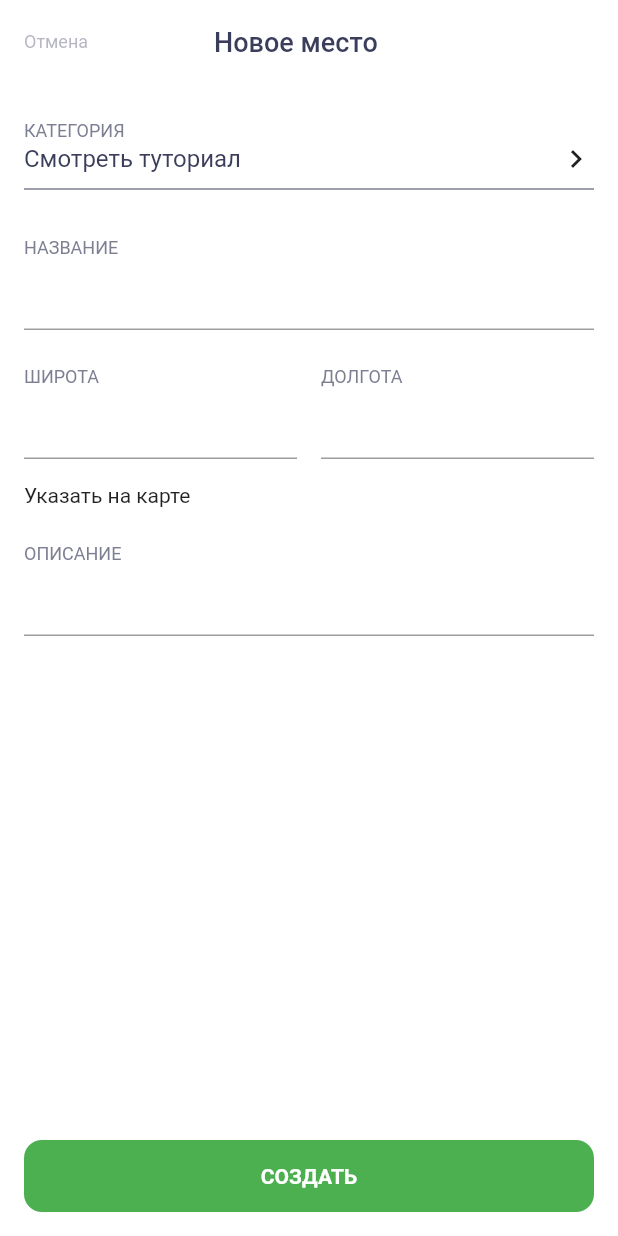
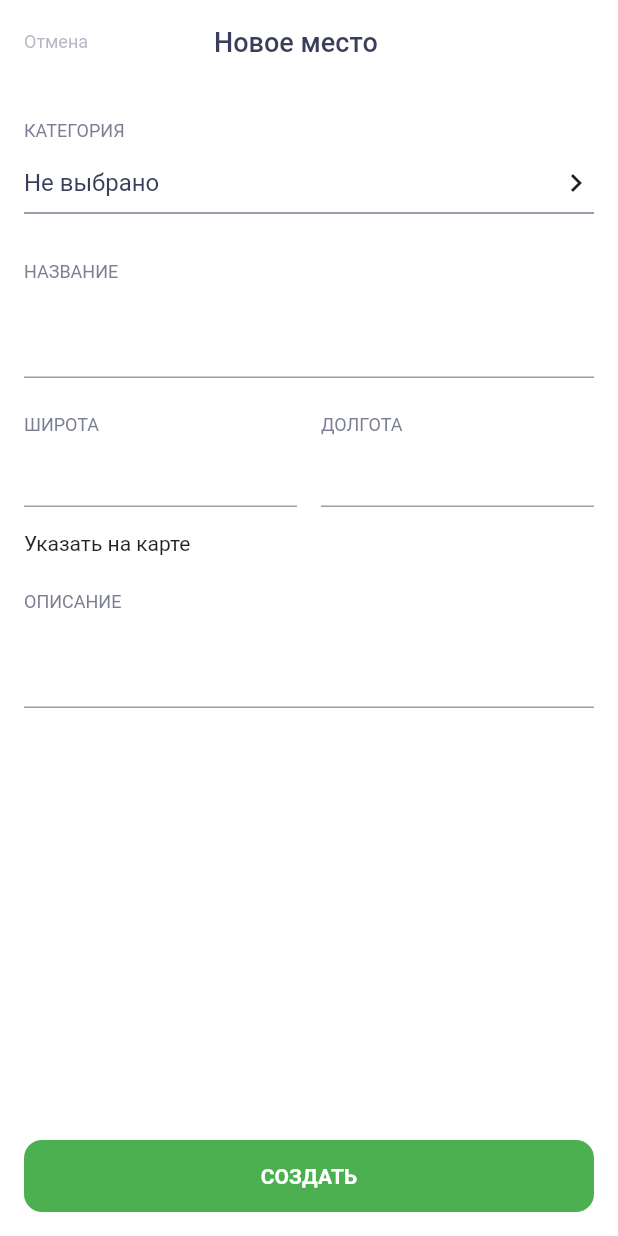
Before and after one commit to vlkonoshenko/surf-flutter-course-konoshenko, a Flutter app: the AddSightScreen screen opened by its route, on a phone screen of 412 x 824 dp. Run offline on Flutter 3.47's test engine with Material 2 defaults, Android fonts, the light colour scheme and no system bars; our stand-ins replace flutter_svg; network calls fail.

Commit message:
task: add select category screen

```diff
--- a/places/lib/main.dart
+++ b/places/lib/main.dart
@@ -5,6 +5,7 @@ import 'package:places/ui/screen/home_screen.dart';
 import 'package:places/ui/screen/sight_details_screen.dart';
 
 import 'res/themes.dart';
+import 'ui/screen/select_category_screen.dart';
 
 void main() {
   runApp(App());
@@ -34,6 +35,7 @@ class _AppState extends State<App> {
         SightDetailsScreen.routeName: (context) => SightDetailsScreen(),
         FilterScreen.routeName: (context) => FilterScreen(),
         AddSightScreen.routeName: (context) => AddSightScreen(),
+        SelectCategoryScreen.routeName: (context) => SelectCategoryScreen(),
       },
       initialRoute: '/',
     );
--- a/places/lib/ui/screen/add_sight_screen.dart
+++ b/places/lib/ui/screen/add_sight_screen.dart
@@ -2,6 +2,7 @@ import 'package:flutter/cupertino.dart';
 import 'package:flutter/material.dart';
 import 'package:places/res/text_style.dart';
 import 'package:places/ui/components/label_text_widget.dart';
+import 'package:places/ui/screen/select_category_screen.dart';
 
 class AddSightScreen extends StatefulWidget {
   static const String routeName = '/add_sight_screen';
@@ -50,21 +51,7 @@ class _AddSightScreenState extends State<AddSightScreen> {
         child: Column(
           children: [
             SizedBox(height: 24),
-            LabelWidget('категория'),
-            Row(
-              mainAxisAlignment: MainAxisAlignment.spaceBetween,
-              children: [
-                Text(
-                  'Смотреть туториал',
-                  style: Theme.of(context)
-                      .primaryTextTheme
-                      .subtitle1
-                      .copyWith(fontWeight: FontWeight.w400),
-                ),
-                Icon(Icons.chevron_right),
-              ],
-            ),
-            Divider(),
+            _buildCategory(),
             SizedBox(height: 24),
             _buildTitle(),
             SizedBox(height: 24),
@@ -86,12 +73,39 @@ class _AddSightScreenState extends State<AddSightScreen> {
       ),
     );
   }
+
+  Widget _buildCategory() {
+    return Column(
+      children: [
+        LabelWidget('категория'),
+        SizedBox(height: 16),
+        InkWell(
+          onTap: () =>
+              Navigator.pushNamed(context, SelectCategoryScreen.routeName),
+          child: Row(
+            mainAxisAlignment: MainAxisAlignment.spaceBetween,
+            children: [
+              Text(
+                'Не выбрано',
+                style: Theme.of(context)
+                    .primaryTextTheme
+                    .subtitle1
+                    .copyWith(fontWeight: FontWeight.w400),
+              ),
+              Icon(Icons.chevron_right),
+            ],
+          ),
+        ),
+        Divider(),
+      ],
+    );
   }
 
   Widget _buildTitle() {
     return Column(
       children: [
         LabelWidget("название"),
+        SizedBox(height: 16),
         TextField(),
       ],
     );
@@ -101,6 +115,7 @@ Widget _buildDescription() {
     return Column(
       children: [
         LabelWidget("описание"),
+        SizedBox(height: 16),
         TextField(),
       ],
     );
@@ -130,3 +145,4 @@ Widget _buildCoordinate() {
       ],
     );
   }
+}
```
Also changed, not shown: places/lib/ui/screen/select_category_screen.dart (added, +84 -0 lines). Lines whose indentation alone changed are shown as unchanged.
